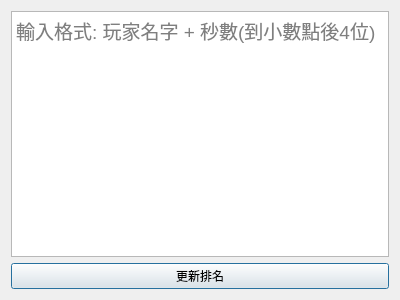
Qt form ranklist.ui (qaz5823091/English_Typing_Game) before a commit.
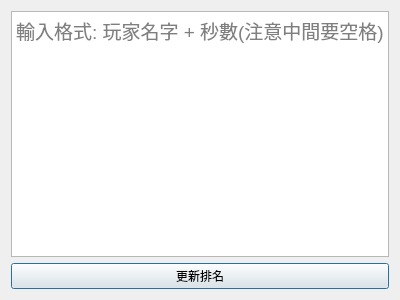
The same form after that commit.

What changed in the file:
```diff
--- a/ranklist.ui
+++ b/ranklist.ui
@@ -31,7 +31,7 @@
         <bool>false</bool>
        </property>
        <property name="placeholderText">
-        <string>輸入格式: 玩家名字 + 秒數(到小數點後4位)</string>
+        <string>輸入格式: 玩家名字 + 秒數(注意中間要空格)</string>
        </property>
       </widget>
      </item>
```
